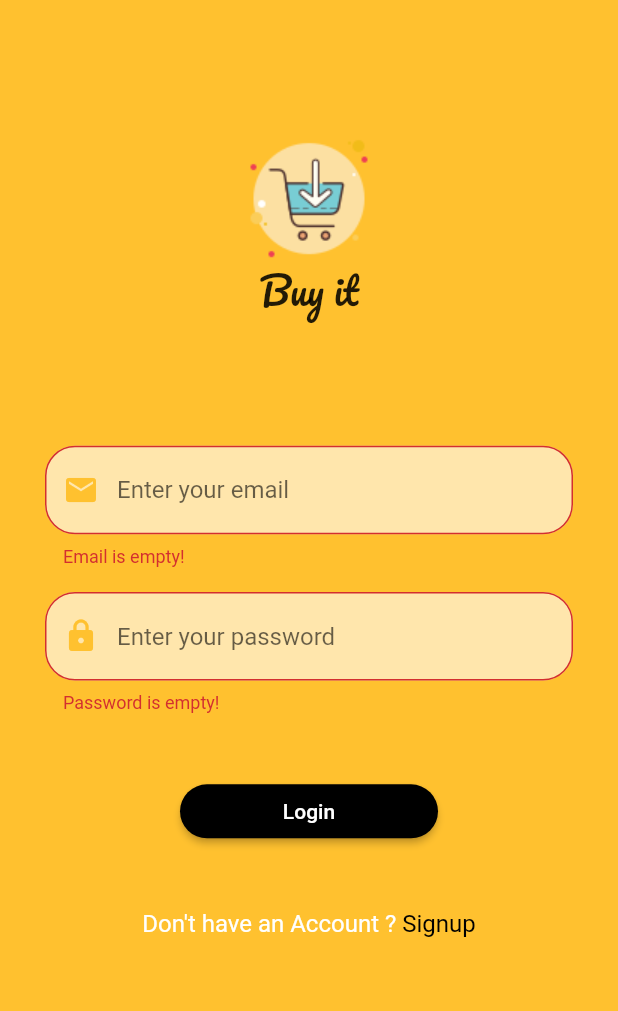
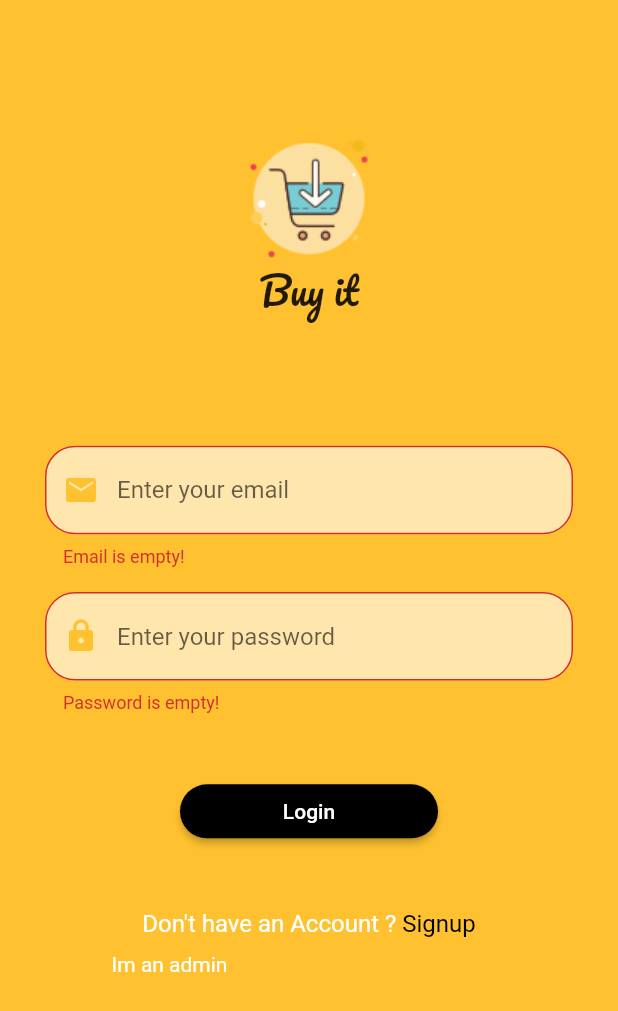
Before and after one commit to nehalgamal093/ecommercefirebase, a Flutter app: the screen it shows after launch, after a tap on "Login", on a phone screen of 412 x 824 dp. Shown: the top 1011 px of the screen. Run offline on Flutter 3.47's test engine with Material 2 defaults, Android fonts, the light colour scheme and no system bars; our stand-ins replace firebase_auth, modal_progress_hud; accounts and stored records are empty.

Commit message:
Provider

```diff
--- a/lib/main.dart
+++ b/lib/main.dart
@@ -1,4 +1,8 @@
+import 'package:ecommercefirebase/provider/adminMode.dart';
 import 'package:ecommercefirebase/provider/modelHud.dart';
+import 'package:ecommercefirebase/screens/addProduct.dart';
+import 'package:ecommercefirebase/screens/admin_home.dart';
+import 'package:ecommercefirebase/screens/home.dart';
 import 'package:ecommercefirebase/screens/login_screen.dart';
 import 'package:ecommercefirebase/screens/signup_screen.dart';
 import 'package:flutter/material.dart';
@@ -9,14 +13,21 @@ main()=>runApp(MyApp());
 class MyApp extends StatelessWidget {
   @override
   Widget build(BuildContext context) {
-    return ChangeNotifierProvider<ModelHud>(
-      create: (context)=>ModelHud(),
+    return  MultiProvider(
+      providers: [
+        ChangeNotifierProvider<ModelHud>(create: (context)=>ModelHud()),
+        ChangeNotifierProvider<AdminMode>(create: (context)=>AdminMode()),
+      ],
       child: MaterialApp(
-        initialRoute: LoginScreen.id,
-        routes:{
-          LoginScreen.id:(context)=> LoginScreen(),
-          SignupScreen.id:(context)=> SignupScreen()
-        }
+          initialRoute: LoginScreen.id,
+          routes:{
+            LoginScreen.id:(context)=> LoginScreen(),
+            SignupScreen.id:(context)=> SignupScreen(),
+            HomePage.id:(context)=> HomePage(),
+            AdminHome.id:(context)=>AdminHome(),
+            AddProduct.id:(context)=>AddProduct()
+          }
+
       ),
     );
   }
--- /dev/null
+++ b/lib/provider/adminMode.dart
@@ -0,0 +1,9 @@
+import 'package:flutter/cupertino.dart';
+
+class AdminMode extends ChangeNotifier {
+  bool isAdmin = false;
+  changeisAdmin(bool value) {
+    isAdmin = value;
+    notifyListeners();
+  }
+}
--- a/lib/screens/login_screen.dart
+++ b/lib/screens/login_screen.dart
@@ -1,17 +1,23 @@
 import 'package:ecommercefirebase/constants.dart';
+import 'package:ecommercefirebase/provider/adminMode.dart';
+import 'package:ecommercefirebase/provider/modelHud.dart';
 import 'package:ecommercefirebase/screens/signup_screen.dart';
 import 'package:ecommercefirebase/widgets/custom_text_field.dart';
 import 'package:flutter/material.dart';
 import 'package:ecommercefirebase/services/auth.dart';
+import 'package:provider/provider.dart';
+import 'admin_home.dart';
+import 'home.dart';
 
 class LoginScreen extends StatelessWidget {
   static String id = 'LoginScreen';
   String _email, _password;
   final _auth = Auth();
+  final adminPassword = '123456';
   final GlobalKey<FormState> _globalKey = GlobalKey<FormState>();
+  bool isAdmin = false;
   @override
   Widget build(BuildContext context) {
-
     double height = MediaQuery.of(context).size.height;
     double width = MediaQuery.of(context).size.width;
     return Scaffold(
@@ -62,25 +68,12 @@ class LoginScreen extends StatelessWidget {
             Padding(
               padding: const EdgeInsets.symmetric(horizontal: 120),
               child: Builder(
-               builder:(context)=> MaterialButton(
+                builder: (context) => MaterialButton(
                   shape: RoundedRectangleBorder(
                       borderRadius: BorderRadius.circular(20.0)),
                   color: Colors.black,
-                  onPressed: () async {
-                    if (_globalKey.currentState.validate()) {
-                      try{
-                      _globalKey.currentState.save();
-                      print(_email);
-                      print(_password);
-                      final authResult = await _auth.signIn(_email, _password);
-                      print(authResult.user.uid);}
-                      catch(e){
-                         ScaffoldMessenger.of(context).showSnackBar(SnackBar
-                          (
-                            content: Text(e.message)
-                          ));
-                      }
-                    }
+                  onPressed: ()  {
+                    _validate(context);
                   },
                   child: Text('Login', style: TextStyle(color: Colors.white)),
                 ),
@@ -108,10 +101,78 @@ class LoginScreen extends StatelessWidget {
                       )),
                 )
               ],
+            ),
+            Padding(
+              padding: const EdgeInsets.symmetric(horizontal: 20, vertical: 10),
+              child: Row(children: [
+                Expanded(
+                    child: GestureDetector(
+                  onTap: () {
+                    Provider.of<AdminMode>(context, listen: false)
+                        .changeisAdmin(true);
+                  },
+                  child: Text(
+                    'I\m an admin',
+                    style: TextStyle(
+                        color: Provider.of<AdminMode>(context).isAdmin
+                            ? kMainColor
+                            : Colors.white),
+                    textAlign: TextAlign.center,
+                  ),
+                )),
+                Expanded(
+                    child: GestureDetector(
+                        onTap: () {
+                          Provider.of<AdminMode>(context, listen: false)
+                              .changeisAdmin(false);
+                        },
+                        child: Text(
+                          'I\m a user',
+                          textAlign: TextAlign.center,
+                          style: TextStyle(
+                              color: Provider.of<AdminMode>(context).isAdmin
+                                  ? Colors.white
+                                  : kMainColor),
+                        ))),
+              ]),
             )
           ],
         ),
       ),
     );
   }
+
+  void _validate(BuildContext context) async{
+    final modelHud = Provider.of<ModelHud>(context, listen: false);
+    modelHud.changeisLoading(true);
+    if (_globalKey.currentState.validate()) {
+      _globalKey.currentState.save();
+      if (Provider.of<AdminMode>(context, listen: false).isAdmin) {
+        if (_password == adminPassword) {
+          try {
+           await _auth.signIn(_email, _password);
+            Navigator.pushNamed(context, AdminHome.id);
+          } catch (e) {
+            modelHud.changeisLoading(false);
+
+            ScaffoldMessenger.of(context)
+                .showSnackBar(SnackBar(content: Text(e.message)));
+          }
+        } else {
+           modelHud.changeisLoading(false);
+          ScaffoldMessenger.of(context)
+              .showSnackBar(SnackBar(content: Text('Something went wrong')));
+        }
+      } else {
+        try {
+         await _auth.signIn(_email, _password);
+          Navigator.pushNamed(context, HomePage.id);
+        } catch (e) {
+          ScaffoldMessenger.of(context)
+              .showSnackBar(SnackBar(content: Text(e.message)));
+        }
+      }
+    }
+    modelHud.changeisLoading(false);
+  }
 }
```
Also changed, not shown: lib/screens/addProduct.dart (added, +31 -0 lines), lib/screens/admin_home.dart (added, +29 -0 lines), lib/screens/home.dart (added, +14 -0 lines).
